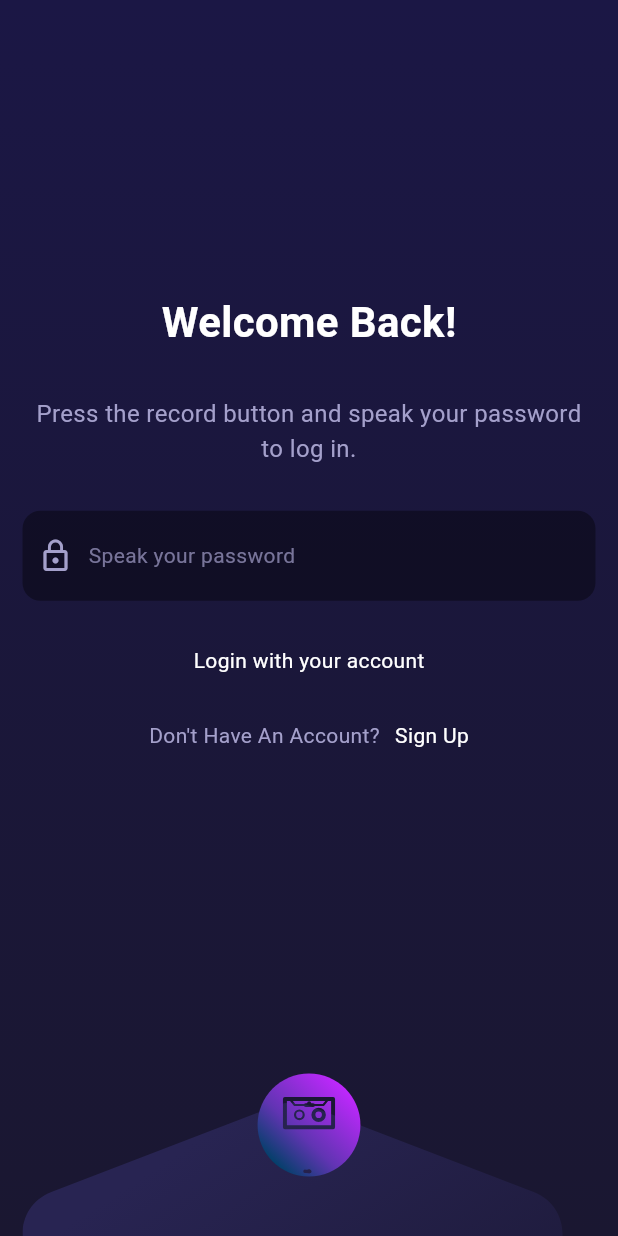
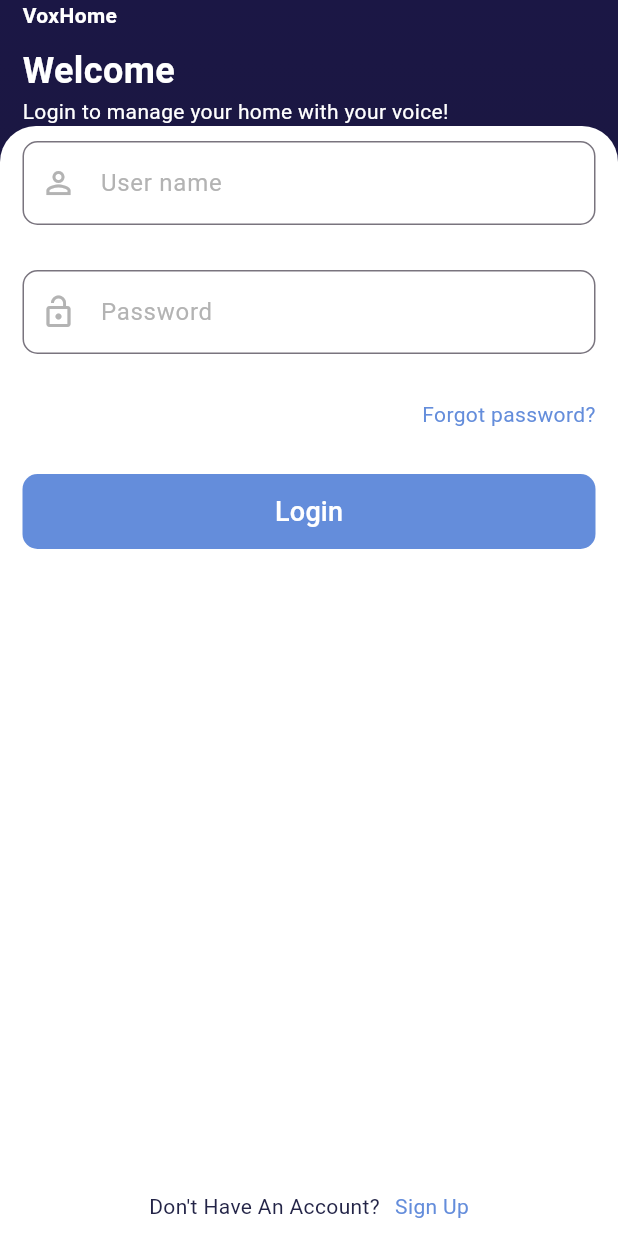
Before and after one commit to chitung1999/speech_to_text, a Flutter app: the screen it shows after launch, on a phone screen of 412 x 824 dp. Run offline on Flutter 3.47's test engine with Material 3 defaults, Android fonts, the phone set to English and light mode, and no system bars; our stand-ins replace dio, easy_localization, flutter_svg, freezed_annotation, get_it, go_router and 5 more; missing offline and left inert: record; generated files the repository leaves out were written again; project files that could hold a hidden picture were left out.

Commit message:
modify UI

```diff
--- a/lib/core/constants/app_colors.dart
+++ b/lib/core/constants/app_colors.dart
@@ -1,10 +1,17 @@
 import 'package:flutter/material.dart';
 
 abstract class AppColors {
-  static const Color primary = Color(0xFF1B1745);
+  static const Color white = Color(0xFFFFFFFF);
+  static const Color black = Color(0xFF000000);
+
+  static const Color text = Color(0xFF232447);
+  static const Color hintText = Color(0xFFB3B3B3);
+  static const Color highlightText = Color(0xFF648DDB);
+
+  static const Color bgButton = Color(0xFF648DDB);
+
   static const Color primaryDark = Color(0xFF1A1731);
   static const Color accent = Color(0xFF6895FB);
-  static const Color text = Color(0xFFFFFFFF);
   static const Color textSecondary = Color(0xFFA4A0CB);
   static const Color chipBorder = Color(0xFF393568);
   static const Color iconLight = Color(0xFFA4A0CB);
--- a/lib/core/constants/app_text_styles.dart
+++ b/lib/core/constants/app_text_styles.dart
@@ -2,13 +2,20 @@ import 'package:flutter/material.dart';
 import 'package:speech_to_text/core/constants/app_colors.dart';
 
 class AppTextStyles {
-  static const TextStyle heading = TextStyle(
+  static const TextStyle titlePage = TextStyle(
+    color: AppColors.white,
+    fontSize: 18,
+    fontWeight: FontWeight.w700,
+  );
+
+  static const TextStyle titleBottomSheet = TextStyle(
     color: AppColors.text,
     fontSize: 20,
+    fontWeight: FontWeight.w700,
   );
 
   static const TextStyle body = TextStyle(
-    color: AppColors.text,
+    color: AppColors.white,
     fontSize: 20,
     fontWeight: FontWeight.bold,
   );
@@ -17,4 +24,29 @@ class AppTextStyles {
     color: AppColors.textSecondary,
     fontSize: 16,
   );
+
+  static const TextStyle small = TextStyle(
+    color: AppColors.text,
+    fontSize: 14,
+  );
+
+  static const TextStyle medium = TextStyle(
+    color: AppColors.text,
+    fontSize: 16,
+  );
+
+  static const TextStyle hintText = TextStyle(
+    color: AppColors.hintText,
+    fontSize: 16
+  );
+
+  static const TextStyle buttonPrimary = TextStyle(
+      color: AppColors.white,
+      fontSize: 18
+  );
+
+  static const TextStyle highlightText = TextStyle(
+      color: AppColors.highlightText,
+      fontSize: 14
+  );
 }
--- a/lib/ui/page/login/login.dart
+++ b/lib/ui/page/login/login.dart
@@ -1,31 +1,47 @@
 import 'package:flutter/material.dart';
-import 'package:speech_to_text/ui/page/bg/bg.dart';
-import 'package:speech_to_text/ui/page/login/widget/login_account.dart';
-import 'package:speech_to_text/ui/page/login/widget/login_voice.dart';
+import 'package:speech_to_text/ui/page/login/widget/content_login.dart';
+import 'package:speech_to_text/ui/page/login/widget/header_login.dart';
 
-class LoginPage extends StatefulWidget {
+class LoginPage extends StatelessWidget {
   const LoginPage({super.key});
 
   @override
-  State<LoginPage> createState() => _LoginPageState();
-}
-
-class _LoginPageState extends State<LoginPage> {
-  bool _isLoginVoice = true;
-
-  void _onChangedLoginType() {
-    setState(() {_isLoginVoice = !_isLoginVoice;});
-  }
-
-  @override
   Widget build(BuildContext context) {
-    return BackgroundPage(
-      child: Scaffold(
-        backgroundColor: Colors.transparent,
-        body: _isLoginVoice
-            ? LoginVoice(onChangedLoginType: _onChangedLoginType)
-            : LoginAccount(onChangedLoginType: _onChangedLoginType),
-      ),
+    return Scaffold(
+      resizeToAvoidBottomInset: false,
+      body: Stack(
+        children: [
+          Container(
+            decoration: BoxDecoration(
+              gradient: LinearGradient(
+                begin: Alignment(-1, -1),
+                end: Alignment(-1, 1),
+                colors: [
+                  Color(0xFF1B1745),
+                  Color(0xFF1A1731),
+                ],
+              ),
+            ),
+            width: double.infinity,
+            height: double.infinity,
+          ),
+          // Image.asset(
+          //   'assets/image/bg.png',
+          //   width: double.infinity,
+          //   fit: BoxFit.cover,
+          // ),
+          GestureDetector(
+            onTap: () => FocusScope.of(context).unfocus(),
+            child: Column(
+              crossAxisAlignment: CrossAxisAlignment.start,
+              children: [
+                HeaderLogin(),
+                Expanded(child: ContentLogin())
+              ],
+            ),
+          )
+        ],
+      )
     );
   }
 }
--- /dev/null
+++ b/lib/ui/page/login/widget/content_login.dart
@@ -0,0 +1,125 @@
+import 'package:flutter/material.dart';
+import 'package:go_router/go_router.dart';
+import 'package:speech_to_text/core/constants/app_colors.dart';
+import 'package:speech_to_text/core/constants/app_text_styles.dart';
+import 'package:speech_to_text/domain/di/di.dart';
+import 'package:speech_to_text/domain/models/login/login_response.dart';
+import 'package:speech_to_text/domain/models/result/result.dart';
+import 'package:speech_to_text/domain/repositories/local/shared_preference.dart';
+import 'package:speech_to_text/domain/repositories/remote/remote_data.dart';
+import 'package:speech_to_text/ui/bottomsheet/forgot_password/forgot_password.dart';
+import 'package:speech_to_text/ui/route/route_name.dart';
+import 'package:speech_to_text/ui/widget/circular_progress.dart';
+import 'package:speech_to_text/ui/widget/text_button_app.dart';
+import 'package:speech_to_text/ui/widget/toast_message.dart';
+
+class ContentLogin extends StatelessWidget {
+  const ContentLogin({super.key});
+
+  @override
+  Widget build(BuildContext context) {
+    TextEditingController usernameController = TextEditingController();
+    TextEditingController passwordController = TextEditingController();
+
+
+    Future<void> onLogin() async {
+      if (usernameController.text.isEmpty || passwordController.text.isEmpty) {
+        ToastMessage.show(context, NotificationType.error, 'Invalid username or password');
+        return;
+      }
+
+      final remoteData = getIt<RemoteData>();
+      final Result<LoginResponse> result = await remoteData.onLogin(usernameController.text, passwordController.text);
+
+      if(context.mounted) {
+        final prefs = getIt<SharedPreferencesApp>();
+        prefs.setLoginStatus(true);
+        context.replaceNamed(RouteName.home);
+      }
+    }
+
+    return Container(
+      decoration: const BoxDecoration(
+        color: Colors.white,
+        borderRadius: BorderRadius.only(
+          topLeft: Radius.circular(24),
+          topRight: Radius.circular(24),
+        ),
+      ),
+      child: SafeArea(
+        child: Padding(
+          padding: EdgeInsetsGeometry.symmetric(horizontal: 15, vertical: 10),
+          child: Column(
+            spacing: 30,
+            children: [
+              TextFormField(
+                style: AppTextStyles.medium,
+                controller: usernameController,
+                decoration: InputDecoration(
+                  hintText: 'User name',
+                  hintStyle: AppTextStyles.hintText,
+                  prefixIcon: const Icon(Icons.person_outline, color: AppColors.hintText),
+                  border: OutlineInputBorder(
+                    borderRadius: BorderRadius.circular(10),
+                  ),
+                ),
+              ),
+              TextFormField(
+                style: AppTextStyles.medium,
+                obscureText: true,
+                controller: passwordController,
+                decoration: InputDecoration(
+                  hintText: 'Password',
+                  hintStyle: AppTextStyles.hintText,
+                  prefixIcon: const Icon(Icons.lock_open, color: AppColors.hintText),
+                  border: OutlineInputBorder(
+                    borderRadius: BorderRadius.circular(10),
+                  ),
+                ),
+              ),
+              Align(
+                alignment: AlignmentGeometry.centerRight,
+                child: TextButtonApp.normal(
+                  title: 'Forgot password?',
+                  onPressed: () => showModalBottomSheet(
+                    context: context,
+                    isScrollControlled: true,
+                    builder: (context) {
+                      return ForgotPassword();
+                    }
+                  ),
+                  textStyle: AppTextStyles.highlightText
+                ),
+              ),
+              TextButtonApp.primary(
+                title: 'Login',
+                height: 50,
+                width: double.infinity,
+                bgColor: AppColors.bgButton,
+                radius: 10,
+                onPressed: () => CircularProgress.execute(context: context, function: onLogin),
+                textStyle: AppTextStyles.buttonPrimary
+              ),
+              Spacer(),
+              Row(
+                mainAxisAlignment: MainAxisAlignment.center,
+                spacing: 10,
+                children: [
+                  Text(
+                    "Don't Have An Account?",
+                    style: AppTextStyles.small
+                  ),
+                  TextButtonApp.normal(
+                    title: 'Sign Up',
+                    onPressed: () => context.pushNamed(RouteName.signUp),
+                    textStyle: AppTextStyles.highlightText
+                  )
+                ],
+              ),
+            ],
+          )
+        )
+      ),
+    );
+  }
+}
--- /dev/null
+++ b/lib/ui/page/login/widget/header_login.dart
@@ -0,0 +1,45 @@
+import 'package:flutter/material.dart';
+import 'package:speech_to_text/core/constants/app_colors.dart';
+import 'package:speech_to_text/core/constants/app_text_styles.dart';
+
+class HeaderLogin extends StatelessWidget {
+  const HeaderLogin({super.key});
+
+  @override
+  Widget build(BuildContext context) {
+    return SafeArea(
+      child: Padding(
+        padding: EdgeInsetsGeometry.symmetric(horizontal: 15),
+        child: Column(
+          crossAxisAlignment: CrossAxisAlignment.start,
+          children: [
+            Text(
+              'VoxHome',
+              style: TextStyle(
+                color: AppColors.white,
+                fontSize: 14,
+                fontWeight: FontWeight.w700
+              ),
+            ),
+            SizedBox(height: 10),
+            Text(
+              'Welcome',
+              style: TextStyle(
+                  color: AppColors.white,
+                  fontSize: 24,
+                  fontWeight: FontWeight.w700
+              ),
+            ),
+            Text(
+              'Login to manage your home with your voice!',
+              style: TextStyle(
+                  color: AppColors.white,
+                  fontSize: 14,
+              ),
+            ),
+          ],
+        ),
+      )
+    );
+  }
+}
--- a/lib/ui/page/login/widget/login_voice.dart
+++ /dev/null
@@ -1,123 +0,0 @@
-import 'package:flutter/material.dart';
-import 'package:go_router/go_router.dart';
-import 'package:speech_to_text/core/constants/app_colors.dart';
-import 'package:speech_to_text/domain/di/di.dart';
-import 'package:speech_to_text/domain/repositories/local/shared_preference.dart';
-import 'package:speech_to_text/domain/repositories/remote/remote_data.dart';
-import 'package:speech_to_text/ui/route/route_name.dart';
-import 'package:speech_to_text/ui/widget/bottom_bar.dart';
-import 'package:speech_to_text/ui/widget/text_button_app.dart';
-
-import '../../../widget/circular_progress.dart';
-
-class LoginVoice extends StatefulWidget {
-  const LoginVoice({super.key, required this.onChangedLoginType});
-
-  final Function onChangedLoginType;
-
-  @override
-  State<LoginVoice> createState() => _LoginVoiceState();
-}
-
-class _LoginVoiceState extends State<LoginVoice> {
-  final _remoteData = getIt<RemoteData>();
-  String _strPassword = 'Speak your password';
-
-  Future<void> _onLogin() async {
-    setState(() {
-      _strPassword = '**************';
-    });
-
-    // final Result<dynamic> result = await _remoteData.getUser('IJCx2pwsCTb6pkyb6yasig==');
-    // print(result.data);
-
-    await Future.delayed(const Duration(seconds: 1));
-
-    if(mounted) {
-      final prefs = getIt<SharedPreferencesApp>();
-      prefs.setLoginStatus(true);
-      context.replaceNamed(RouteName.home);
-    }
-  }
-
-  void _onRecording() {
-    setState(() {
-      _strPassword = 'Speak your password';
-    });
-  }
-
-  @override
-  Widget build(BuildContext context) {
-    return Column(
-      children: [
-        Expanded(
-          child: Column(
-            mainAxisAlignment: MainAxisAlignment.center,
-            spacing: 30,
-            children: [
-              const Text(
-                'Welcome Back!',
-                style: TextStyle(
-                  color: Colors.white,
-                  fontSize: 28,
-                  fontWeight: FontWeight.bold,
-                ),
-              ),
-              const Text(
-                'Press the record button and speak your password to log in.',
-                textAlign: TextAlign.center,
-                style: TextStyle(
-                  color: AppColors.textSecondary,
-                  fontSize: 16,
-                ),
-              ),
-              Container(
-                decoration: BoxDecoration(
-                  color: Colors.black38,
-                  borderRadius: BorderRadius.circular(12),
-                ),
-                padding: EdgeInsetsGeometry.symmetric(horizontal: 10),
-                height: 60,
-                child: Row(
-                  spacing: 10,
-                  children: [
-                    Icon(Icons.lock_outline, color: AppColors.textSecondary),
-                    Text(
-                      _strPassword,
-                      style: TextStyle(color: AppColors.textSecondary.withValues(alpha: 0.7)),
-                    )
-                  ],
-                ),
-              ),
-              TextButtonApp.normal(
-                title: 'Login with your account',
-                onPressed: () => widget.onChangedLoginType(),
-                textStyle: TextStyle(color: AppColors.text),
-              ),
-              Row(
-                mainAxisAlignment: MainAxisAlignment.center,
-                spacing: 10,
-                children: [
-                  Text(
-                    "Don't Have An Account?",
-                    style: TextStyle(color: AppColors.textSecondary),
-                  ),
-                  TextButtonApp.normal(
-                    title: 'Sign Up',
-                    onPressed: () => context.pushNamed(RouteName.signUp),
-                    textStyle: TextStyle(color: AppColors.text),
-                  )
-                ],
-              ),
-            ],
-          ),
-        ),
-        BottomBar(
-          isLoginScreen: true,
-          onStartRecording: _onRecording,
-          onEndRecording: () => CircularProgress.execute(context: context, function: _onLogin),
-        )
-      ],
-    );
-  }
-}
--- a/lib/ui/route/route.dart
+++ b/lib/ui/route/route.dart
@@ -1,18 +1,23 @@
 import 'package:flutter/foundation.dart';
 import 'package:go_router/go_router.dart';
-import 'package:speech_to_text/core/global_variables/app_config.dart';
 import 'package:speech_to_text/ui/page/home/home.dart';
 import 'package:speech_to_text/ui/page/login/login.dart';
 import 'package:speech_to_text/ui/page/setting/setting.dart';
 import 'package:speech_to_text/ui/page/sign_up/sign_up.dart';
+import 'package:speech_to_text/ui/page/startup/startup_app.dart';
 import 'package:speech_to_text/ui/route/route_name.dart';
 
 abstract class AppRouter {
   static final GoRouter router = GoRouter(
     redirect: (context, state) {return null;},
-    initialLocation: appConfig.getLoginStatus() ? RouteName.home : RouteName.login,
+    // initialLocation: RouteName.login,
     debugLogDiagnostics: kDebugMode,
     routes: [
+      GoRoute(
+        name: RouteName.startupApp,
+        path: RouteName.startupApp,
+        pageBuilder: (context, state) => const NoTransitionPage(child: StartupApp()),
+      ),
       GoRoute(
         name: RouteName.login,
         path: RouteName.login,
--- a/lib/ui/route/route_name.dart
+++ b/lib/ui/route/route_name.dart
@@ -3,7 +3,9 @@ abstract class RouteName {
     return 'template-project.flutter.channel';
   }
 
-  static const String login = '/';
+  static const String startupApp = '/';
+
+  static const String login = '/login';
   // Input:
   // Output:
 
--- a/lib/ui/widget/toast_message.dart
+++ b/lib/ui/widget/toast_message.dart
@@ -52,7 +52,7 @@ abstract class ToastMessage {
                   ),
                   Text(
                     msg,
-                    style: TextStyle(color: AppColors.text),
+                    style: TextStyle(color: AppColors.white),
                     textAlign: TextAlign.center,
                   ),
                 ],
--- a/pubspec.yaml
+++ b/pubspec.yaml
@@ -89,6 +89,7 @@ flutter:
     - assets/bg/
     - assets/lottie/
     - assets/translations/
+    - assets/image/
 
   # An image asset can refer to one or more resolution-specific "variants", see
   # https://flutter.dev/to/resolution-aware-images
```
Also changed, not shown: lib/core/function/record.dart (+0 -8 lines), lib/core/global_variables/app_config.dart (+11 -4 lines), lib/main.dart (+0 -30 lines), lib/ui/bottomsheet/forgot_password/forgot_password.dart (+2 -5 lines), lib/ui/page/login/widget/login_account.dart (deleted, +0 -140 lines), lib/ui/page/startup/startup_app.dart (added, +74 -0 lines), assets/image/bg.png (added).
